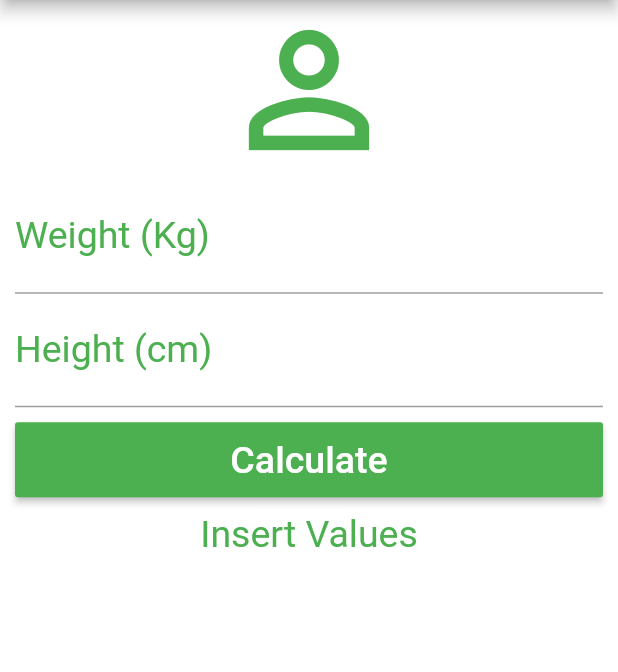
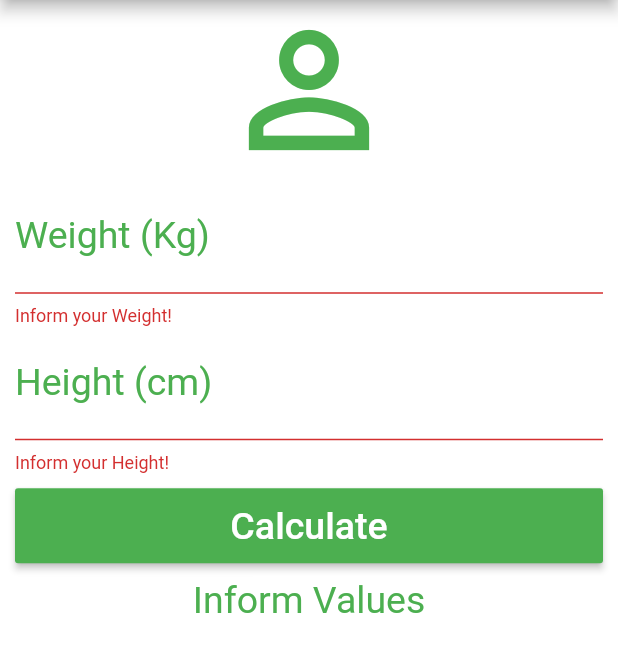
Before and after one commit to hedravBands/FlutterExcs16Apps, a Flutter app: the screen it shows after launch, after a tap on "Calculate", on a phone screen of 412 x 824 dp, the part 84-756 px from its top. Run offline on Flutter 3.47's test engine with Material 2 defaults, Android fonts, the phone set to English and light mode, and no system bars.

```diff
--- a/02_BMI_calculator/lib/main.dart
+++ b/02_BMI_calculator/lib/main.dart
@@ -16,19 +16,18 @@ class _HomeState extends State<Home> {
   TextEditingController weightController = TextEditingController();
   TextEditingController heightController = TextEditingController();
   String _result = "Insert Values";
+  GlobalKey<FormState> _formKey = GlobalKey<FormState>();
 
   void _resetFields(){
     weightController.text = "";
     heightController.text = "";
-
     setState(() {
       _result = "Inform Values";
+      _formKey = GlobalKey<FormState>(); // reset focus on form
     });
-
   }
 
   void _calculate(){
-
     setState(() {
       double weight = double.parse(weightController.text);
       double height = double.parse(heightController.text) / 100; //unit in m
@@ -63,12 +62,13 @@ class _HomeState extends State<Home> {
         backgroundColor: Colors.white,
         body: SingleChildScrollView(
           padding: EdgeInsets.fromLTRB(10.0, 0.0, 10.0, 0.0),
-          child:
-            Column(
+          child: Form(
+            key: _formKey,
+            child: Column(
               crossAxisAlignment: CrossAxisAlignment.stretch,
               children: <Widget>[
                 Icon(Icons.person_outline, size: 120.0, color: Colors.green),
-                TextField(
+                TextFormField(
                   keyboardType: TextInputType.number,
                   decoration: InputDecoration(
                     labelText: "Weight (Kg)",
@@ -77,8 +77,16 @@ class _HomeState extends State<Home> {
                   textAlign: TextAlign.center,
                   style: TextStyle(color: Colors.green, fontSize: 25.0),
                   controller: weightController,
+                  validator: (value){
+                    if (value.isEmpty) {
+                      setState(() {
+                        _result = "Inform Values";
+                      });
+                      return "Inform your Weight!";
+                    }
+                  },
                 ),
-                TextField(
+                TextFormField(
                   keyboardType: TextInputType.number,
                   decoration: InputDecoration(
                     labelText: "Height (cm)",
@@ -87,14 +95,26 @@ class _HomeState extends State<Home> {
                   textAlign: TextAlign.center,
                   style: TextStyle(color: Colors.green, fontSize: 25.0),
                   controller: heightController,
+                  validator: (value){
+                    if (value.isEmpty){
+                      setState(() {
+                        _result = "Inform Values";
+                      });
+                      return "Inform your Height!";
+                    }
+                  },
                 ),
                 Padding(
-                padding: EdgeInsets.only(top: 10.0, bottom: 10.0),
+                  padding: EdgeInsets.only(top: 10.0, bottom: 10.0),
                   child: Container(
                       height: 50.0,
                       child:
                       RaisedButton(
-                        onPressed: _calculate,
+                        onPressed: (){
+                          if(_formKey.currentState.validate()){
+                            _calculate();
+                          }
+                        },
                         color: Colors.green,
                         child: Text(
                           "Calculate",
@@ -106,7 +126,9 @@ class _HomeState extends State<Home> {
                 Text("$_result", textAlign: TextAlign.center,
                   style: TextStyle(color: Colors.green, fontSize: 25.0),)
               ],
-            )),
+            ),
+            )
+        ),
     );
   }
 }
```
